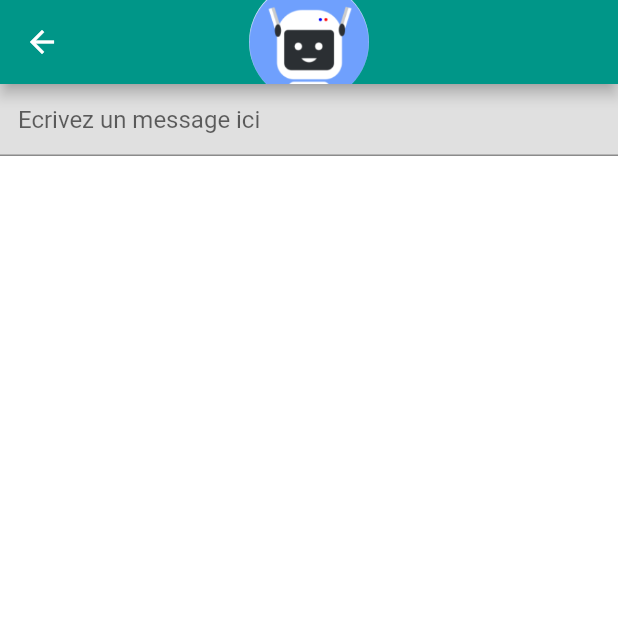
After one commit to NereisD/Compagnon_Virtuel, a Flutter app: the screen it shows after launch, item 3 of the bottom bar chosen, on a phone screen of 412 x 824 dp, the top half of it. The commit adds this screen. Run offline on Flutter 3.47's test engine with Material 2 defaults, Android fonts, the phone set to English and light mode, and no system bars; our stand-ins replace auto_size_text, font_awesome_flutter, google_fonts, grouped_list, page_transition, timeago; missing offline and left inert: json_path.

Commit message:
refactor et journal

```diff
--- /dev/null
+++ b/chat_app/lib/JournalScreen.dart
@@ -0,0 +1,66 @@
+import 'package:flutter/material.dart';
+
+
+class JournalScreen extends StatelessWidget{
+  const JournalScreen({Key key}) : super(key: key);
+
+  @override
+  Widget build(BuildContext context) {
+
+    final _textController = TextEditingController();
+
+    // TODO: implement build
+    return Scaffold(
+      /* ------ AppBar avec l'image du robot ------ */
+      appBar: AppBar(
+        //backgroundColor: FlutterFlowTheme.primaryColor,
+        automaticallyImplyLeading: true,
+        title: Container(
+          width: 80,
+          height: 80,
+          decoration: BoxDecoration(
+            shape: BoxShape.circle,
+          ),
+          child: Container(
+            width: MediaQuery.of(context).size.width,
+            height: MediaQuery.of(context).size.width,
+            clipBehavior: Clip.antiAlias,
+            decoration: BoxDecoration(
+              shape: BoxShape.circle,
+            ),
+            child: Image.asset(
+              'assets/images/robot.png',
+              fit: BoxFit.cover,
+            ),
+          ),
+        ),
+        actions: [],
+        centerTitle: true,
+        elevation: 4,
+      ),
+      body: Column(
+        children: [
+          Container(
+            color: Colors.grey.shade300,
+            child: TextField(
+              controller: _textController,
+              decoration: const InputDecoration(
+                contentPadding: EdgeInsets.all(12),
+                hintText: 'Ecrivez un message ici',
+              ),
+              //NewMessageWidget( //creer un style
+              onSubmitted: (text) {
+                print('Bouton envoyer pressé ...');
+                _textController.text = "";
+
+                //Pour envoyer le message dans la liste des messages
+              },
+              //), //fin du widget message
+            ),
+          ),
+        ],
+      ),
+      backgroundColor: Colors.white,
+    );
+  }
+}
--- a/chat_app/pubspec.yaml
+++ b/chat_app/pubspec.yaml
@@ -74,11 +74,6 @@ flutter:
   uses-material-design: true
   assets:
     - assets/images/
-    - assets/videos/
-    - assets/audios/
-    - assets/lottie_animations/
-    - assets/rive_animations/
-    - assets/pdfs/
 
   # To add assets to your application, add an assets section, like this:
   # assets:
```
Also changed, not shown: chat_app/lib/class/Message.dart (added, +34 -0 lines), chat_app/lib/class/Statement.dart (added, +18 -0 lines), chat_app/lib/main.dart (+5 -49 lines), 1 other file.
